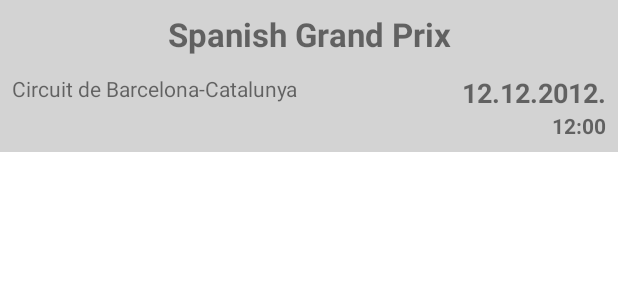
After one commit to mkostic21/F1-calendar, an Android app: the layout list_item_header.xml on its own in the app's theme, with its tools: preview values and no code run, on a phone screen of 412 x 824 dp. The commit adds this screen. Shown: the top 300 px of the screen. Run offline under Robolectric (Android 15) with nearby library versions, the phone set to English and light mode, and no system bars; network calls fail.

Commit message:
WIP implemented recycler with 2 item types

```diff
--- a/app/build.gradle
+++ b/app/build.gradle
@@ -33,6 +33,9 @@ android {
 
     kotlinOptions {
         jvmTarget = '1.8'
+    }
+    buildFeatures {
+        viewBinding true
     }
 }
 
--- /dev/null
+++ b/app/src/main/res/layout/list_item_header.xml
@@ -0,0 +1,52 @@
+<?xml version="1.0" encoding="utf-8"?>
+<androidx.constraintlayout.widget.ConstraintLayout xmlns:android="http://schemas.android.com/apk/res/android"
+    xmlns:app="http://schemas.android.com/apk/res-auto"
+    xmlns:tools="http://schemas.android.com/tools"
+    android:layout_width="match_parent"
+    android:layout_height="wrap_content"
+    android:padding="@dimen/list_item_padding"
+    android:background="@color/light_gray">
+
+    <TextView
+        android:id="@+id/header_event_type"
+        android:layout_width="wrap_content"
+        android:layout_height="wrap_content"
+        android:textSize="22sp"
+        android:textStyle="bold"
+        app:layout_constraintLeft_toLeftOf="parent"
+        app:layout_constraintRight_toRightOf="parent"
+        app:layout_constraintTop_toTopOf="parent"
+        tools:text="Spanish Grand Prix" />
+
+    <TextView
+        android:id="@+id/header_circuit_name"
+        android:layout_width="wrap_content"
+        android:layout_height="wrap_content"
+        android:layout_marginTop="@dimen/list_item_margin"
+        app:layout_constraintStart_toStartOf="parent"
+        app:layout_constraintTop_toBottomOf="@id/header_event_type"
+        tools:text="Circuit de Barcelona-Catalunya " />
+
+    <TextView
+        android:id="@+id/header_date"
+        android:layout_width="wrap_content"
+        android:layout_height="wrap_content"
+        android:layout_marginTop="@dimen/list_item_margin"
+        android:textSize="18sp"
+        android:textStyle="bold"
+        app:layout_constraintEnd_toEndOf="parent"
+        app:layout_constraintTop_toBottomOf="@id/header_event_type"
+        tools:text="12.12.2012." />
+
+    <TextView
+        android:id="@+id/header_time"
+        android:layout_width="wrap_content"
+        android:layout_height="wrap_content"
+        android:textSize="14sp"
+        android:textStyle="bold"
+        app:layout_constraintEnd_toEndOf="parent"
+        app:layout_constraintTop_toBottomOf="@id/header_date"
+        tools:text="12:00" />
+
+
+</androidx.constraintlayout.widget.ConstraintLayout>
--- a/app/src/main/res/values/colors.xml
+++ b/app/src/main/res/values/colors.xml
@@ -7,4 +7,5 @@
     <color name="teal_700">#FF018786</color>
     <color name="black">#FF000000</color>
     <color name="white">#FFFFFFFF</color>
+    <color name="light_gray">#D3D3D3</color>
 </resources>
--- /dev/null
+++ b/app/src/main/res/values/dimens.xml
@@ -0,0 +1,5 @@
+<?xml version="1.0" encoding="utf-8"?>
+<resources>
+    <dimen name="list_item_padding">8dp</dimen>
+    <dimen name="list_item_margin">12dp</dimen>
+</resources>
```
Also changed, not shown: app/src/main/java/com/example/f1_calendar/adapter/RaceCalendarRecyclerViewAdapter.kt (added, +113 -0 lines), app/src/main/java/com/example/f1_calendar/model/ui/RaceWeekListItem.kt (+12 -2 lines), app/src/main/java/com/example/f1_calendar/ui/MainActivity.kt (+18 -6 lines), app/src/main/java/com/example/f1_calendar/ui/MainActivityViewModel.kt (+18 -1 lines), app/src/main/res/layout/activity_main.xml (+6 -7 lines), app/src/main/res/layout/list_item_event.xml (added, +40 -0 lines).
